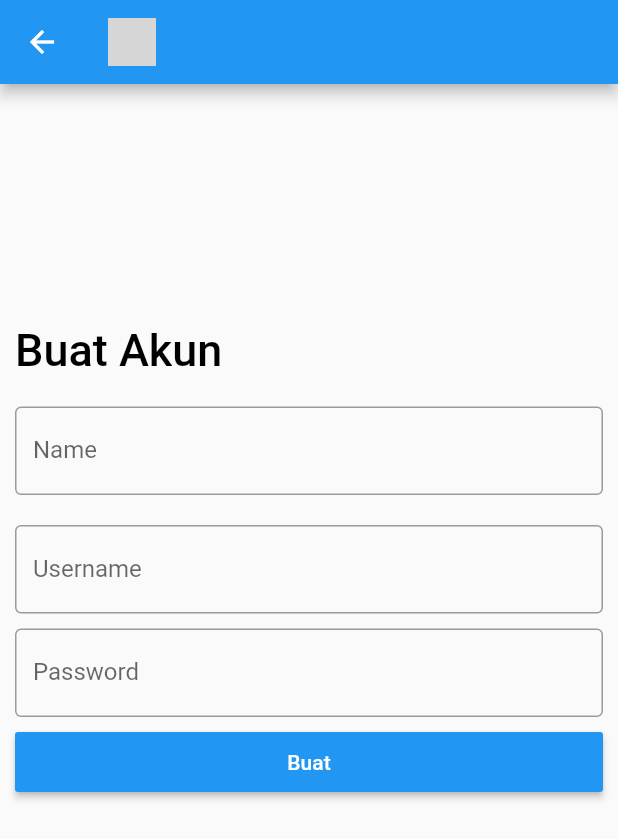
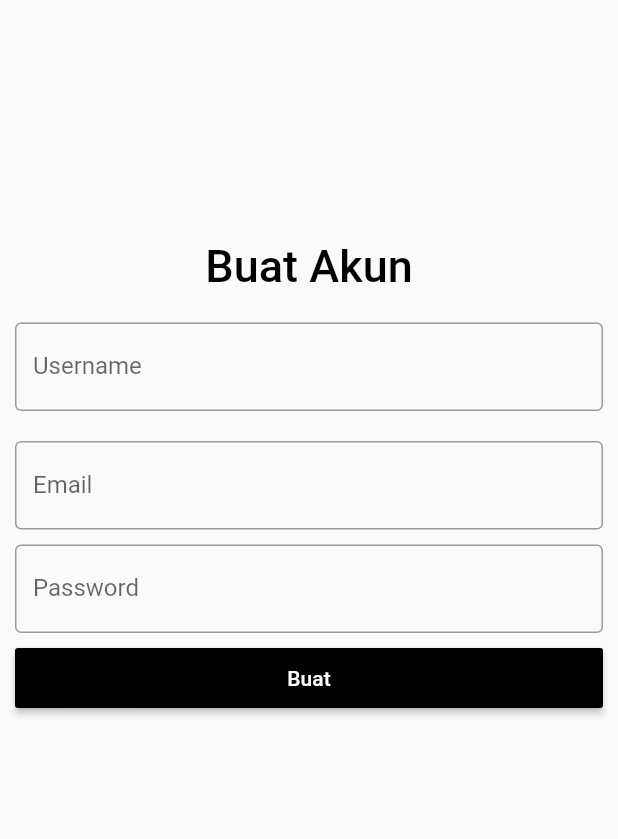
Before and after one commit to AgassiPutra/petfeeder, a Flutter app: the Register screen opened directly, on a phone screen of 412 x 824 dp. Shown: the top 839 px of the screen. Run offline on Flutter 3.47's test engine with Material 2 defaults, Android fonts, the phone set to English and light mode, and no system bars; our stand-ins replace shared_preferences; accounts and stored records are empty; grey boxes are pictures that could not be loaded.

Commit message:
penambahan beberapa screen

```diff
--- a/lib/screens/dashboard.dart
+++ b/lib/screens/bottomnav.dart
@@ -1,9 +1,10 @@
 import 'package:flutter/material.dart';
+import 'package:petfeeder/screens/profil.dart';
 import 'package:petfeeder/util/const.dart';
 import 'package:shared_preferences/shared_preferences.dart';
 
-class Dashboard extends StatelessWidget {
-  const Dashboard({Key? key}) : super(key: key);
+class BottomNav extends StatelessWidget {
+  const BottomNav({Key? key}) : super(key: key);
 
   @override
   Widget build(BuildContext context) {
@@ -26,10 +27,10 @@ class _NavBarState extends State<NavBar> {
   late SharedPreferences sharedPreferences;
   int _selectedNavbar = 0;
   final List<Widget> _children = [
-    // Home(),
-    // ListWarung(),
-    // Notifikasi(),
-    // ProfileScreen(),
+    ProfileScreen(),
+    ProfileScreen(),
+    ProfileScreen(),
+    ProfileScreen(),
   ];
 
   void changeSelectedNavBar(int index) {
@@ -44,6 +45,9 @@ class _NavBarState extends State<NavBar> {
       body: _children[_selectedNavbar],
       bottomNavigationBar: BottomNavigationBar(
         type: BottomNavigationBarType.fixed,
+        backgroundColor: Colors.white,
+        selectedItemColor: Colors.black,
+        unselectedItemColor: Colors.grey,
         onTap: changeSelectedNavBar,
         currentIndex: _selectedNavbar,
         items: [
--- a/lib/screens/register.dart
+++ b/lib/screens/register.dart
@@ -6,31 +6,19 @@ class Register extends StatefulWidget {
 }
 
 class _State extends State<Register> {
-  TextEditingController nameController = TextEditingController();
+  TextEditingController usernameController = TextEditingController();
+  TextEditingController emailController = TextEditingController();
   TextEditingController passwordController = TextEditingController();
-  TextEditingController usernameController = TextEditingController();
 
   @override
   Widget build(BuildContext context) {
     return Scaffold(
-        appBar: AppBar(
-          title: Row(
-            mainAxisAlignment: MainAxisAlignment.start,
-            children: [
-              Image.asset(
-                'assets/tunas.png',
-                fit: BoxFit.contain,
-                height: 32,
-              ),
-            ],
-          ),
-        ),
         body: Padding(
             padding: EdgeInsets.only(top: 150.0),
             child: ListView(
               children: <Widget>[
                 Container(
-                    alignment: Alignment.centerLeft,
+                    alignment: Alignment.topCenter,
                     padding: EdgeInsets.all(10),
                     child: Text(
                       'Buat Akun',
@@ -42,10 +30,10 @@ class _State extends State<Register> {
                 Container(
                   padding: EdgeInsets.all(10),
                   child: TextField(
-                    controller: nameController,
+                    controller: usernameController,
                     decoration: InputDecoration(
                       border: OutlineInputBorder(),
-                      labelText: 'Name',
+                      labelText: 'Username',
                     ),
                   ),
                 ),
@@ -53,10 +41,10 @@ class _State extends State<Register> {
                   padding: EdgeInsets.fromLTRB(10, 10, 10, 0),
                   child: TextField(
                     obscureText: true,
-                    controller: usernameController,
+                    controller: emailController,
                     decoration: InputDecoration(
                       border: OutlineInputBorder(),
-                      labelText: 'Username',
+                      labelText: 'Email',
                     ),
                   ),
                 ),
@@ -76,10 +64,10 @@ class _State extends State<Register> {
                     padding: EdgeInsets.fromLTRB(10, 10, 10, 0),
                     child: MaterialButton(
                       textColor: Colors.white,
-                      color: Colors.blue,
+                      color: Colors.black,
                       child: Text('Buat'),
                       onPressed: () {
-                        print(nameController.text);
+                        print(emailController.text);
                         print(passwordController.text);
                       },
                     )),
```
Also changed, not shown: lib/screens/login.dart (+12 -7 lines), lib/screens/profil.dart (added, +185 -0 lines), assets/wajah.jpg (added).
